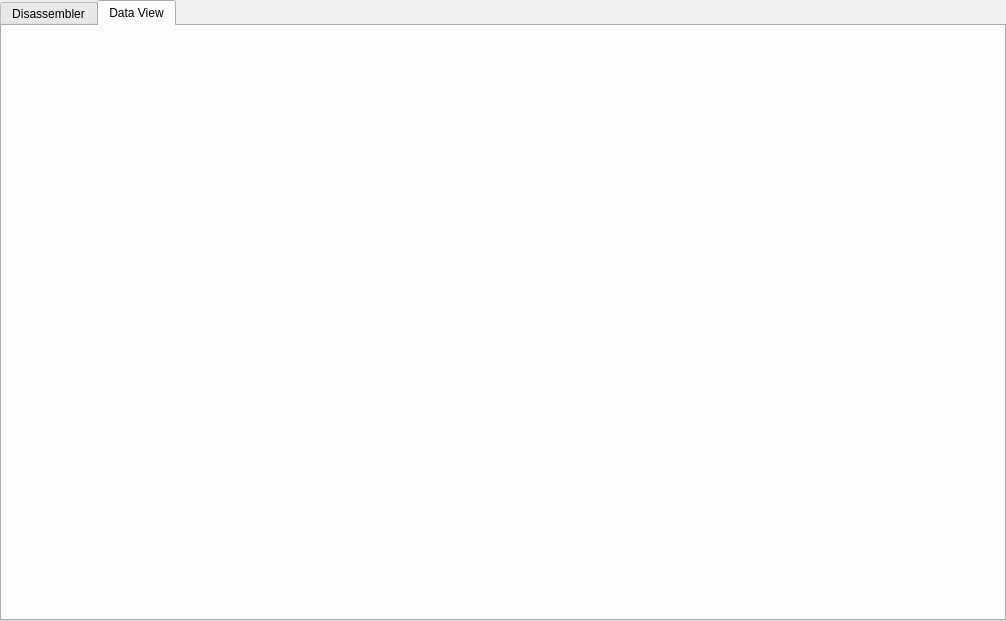
First picture: the form in views/disassemblerview/disassemblerview.ui, repository PREF/PREF, before the edit.
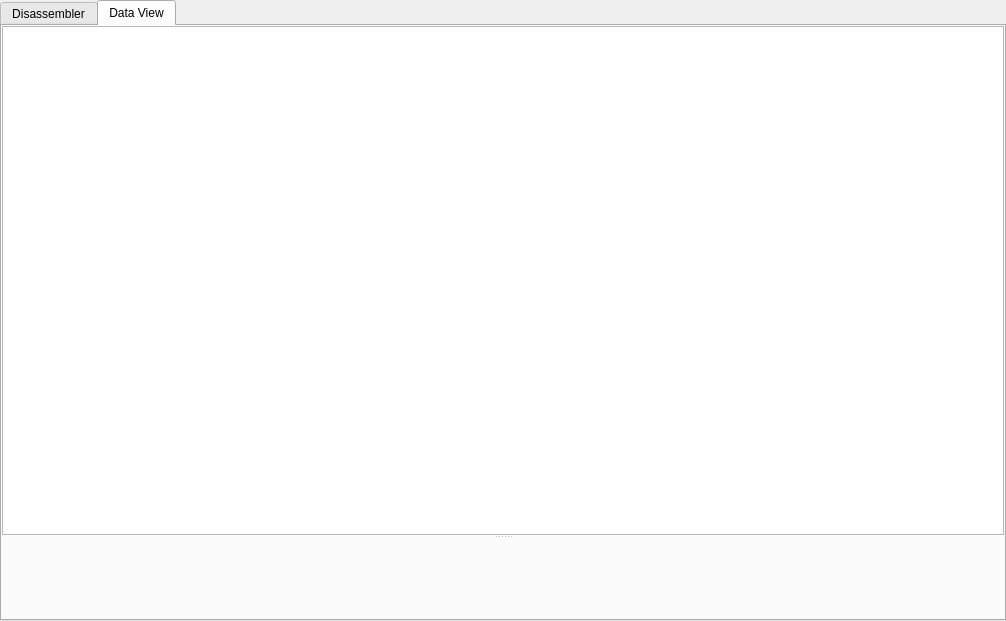
Second picture: the form after the edit. The open tabs and pages were chosen to show the change. Custom widgets are drawn as their Qt base class.

Commit message: Disassembler: Moved SymbolTable in C++ side and exported APIs

```diff
--- a/views/disassemblerview/disassemblerview.ui
+++ b/views/disassemblerview/disassemblerview.ui
@@ -113,6 +113,29 @@
       <attribute name="title">
        <string>Data View</string>
       </attribute>
+      <layout class="QVBoxLayout" name="verticalLayout_4">
+       <property name="leftMargin">
+        <number>0</number>
+       </property>
+       <property name="topMargin">
+        <number>0</number>
+       </property>
+       <property name="rightMargin">
+        <number>0</number>
+       </property>
+       <property name="bottomMargin">
+        <number>0</number>
+       </property>
+       <item>
+        <widget class="QSplitter" name="dvSplitter">
+         <property name="orientation">
+          <enum>Qt::Vertical</enum>
+         </property>
+         <widget class="QTableView" name="dataView"/>
+         <widget class="QHexEdit" name="hexEdit" native="true"/>
+        </widget>
+       </item>
+      </layout>
      </widget>
     </widget>
    </item>
@@ -124,6 +147,12 @@
    <extends>QPlainTextEdit</extends>
    <header>views/disassemblerview/disassemblerwidget/disassemblerwidget.h</header>
   </customwidget>
+  <customwidget>
+   <class>QHexEdit</class>
+   <extends>QWidget</extends>
+   <header>qhexedit/qhexedit.h</header>
+   <container>1</container>
+  </customwidget>
  </customwidgets>
  <resources/>
  <connections/>
```
Left out of the diff: 9 changed lines with no effect on the pictures. The commit also changes 15 other files.
